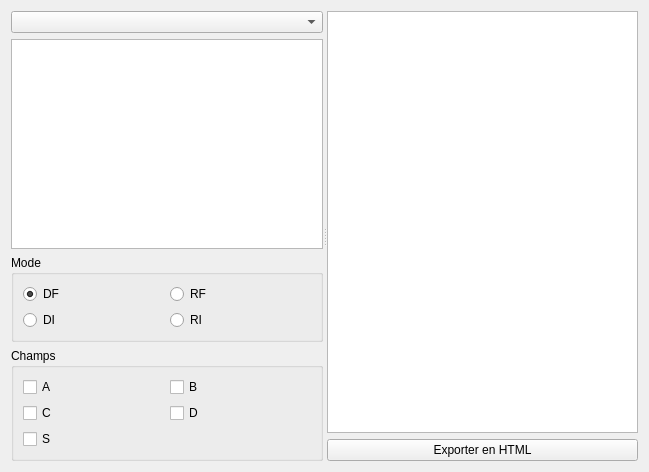
The window that formreportingexplore.ui (GiPiLab/ProtonClassicSuite) describes before a commit, drawn with Qt 5.
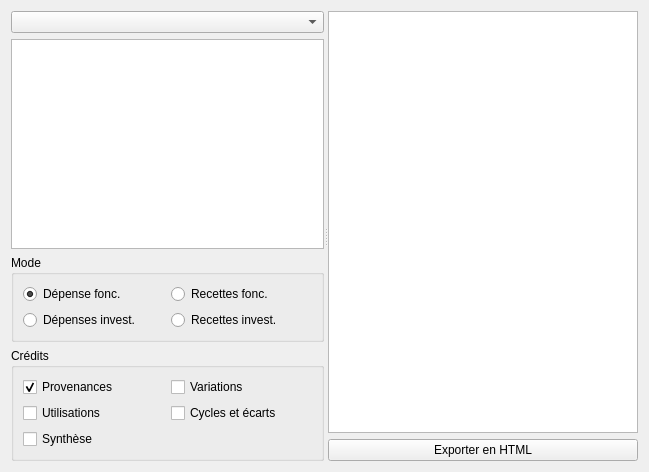
The same window after the commit.

The edit to the form file:
```diff
--- a/formreportingexplore.ui
+++ b/formreportingexplore.ui
@@ -19,7 +19,7 @@
      <property name="orientation">
       <enum>Qt::Horizontal</enum>
      </property>
-     <widget class="QWidget" name="">
+     <widget class="QWidget" name="layoutWidget">
       <layout class="QVBoxLayout" name="verticalLayout">
        <item>
         <widget class="QComboBox" name="comboListReportings"/>
@@ -43,7 +43,7 @@
           <item row="0" column="0">
            <widget class="QRadioButton" name="radioButtonDF">
             <property name="text">
-             <string>DF</string>
+             <string>Dépense fonc.</string>
             </property>
             <property name="checked">
              <bool>true</bool>
@@ -53,21 +53,21 @@
           <item row="0" column="1">
            <widget class="QRadioButton" name="radioButtonRF">
             <property name="text">
-             <string>RF</string>
+             <string>Recettes fonc.</string>
             </property>
            </widget>
           </item>
           <item row="1" column="0">
            <widget class="QRadioButton" name="radioButtonDI">
             <property name="text">
-             <string>DI</string>
+             <string>Dépenses invest.</string>
             </property>
            </widget>
           </item>
           <item row="1" column="1">
            <widget class="QRadioButton" name="radioButtonRI">
             <property name="text">
-             <string>RI</string>
+             <string>Recettes invest.</string>
             </property>
            </widget>
           </item>
@@ -77,41 +77,44 @@
        <item>
         <widget class="QGroupBox" name="groupBoxFields">
          <property name="title">
-          <string>Champs</string>
+          <string>Crédits</string>
          </property>
          <layout class="QGridLayout" name="gridLayout_2">
           <item row="0" column="0">
            <widget class="QCheckBox" name="checkBoxA">
             <property name="text">
-             <string>A</string>
+             <string>Provenances</string>
+            </property>
+            <property name="checked">
+             <bool>true</bool>
             </property>
            </widget>
           </item>
           <item row="0" column="1">
            <widget class="QCheckBox" name="checkBoxB">
             <property name="text">
-             <string>B</string>
+             <string>Variations</string>
             </property>
            </widget>
           </item>
           <item row="1" column="0">
            <widget class="QCheckBox" name="checkBoxC">
             <property name="text">
-             <string>C</string>
+             <string>Utilisations</string>
             </property>
            </widget>
           </item>
           <item row="1" column="1">
            <widget class="QCheckBox" name="checkBoxD">
             <property name="text">
-             <string>D</string>
+             <string>Cycles et écarts</string>
             </property>
            </widget>
           </item>
           <item row="2" column="0" colspan="2">
            <widget class="QCheckBox" name="checkBoxS">
             <property name="text">
-             <string>S</string>
+             <string>Synthèse</string>
             </property>
            </widget>
           </item>
@@ -120,7 +123,7 @@
        </item>
       </layout>
      </widget>
-     <widget class="QWidget" name="">
+     <widget class="QWidget" name="layoutWidget">
       <layout class="QVBoxLayout" name="verticalLayout_2">
        <item>
         <widget class="QTextEdit" name="textEdit">
```
